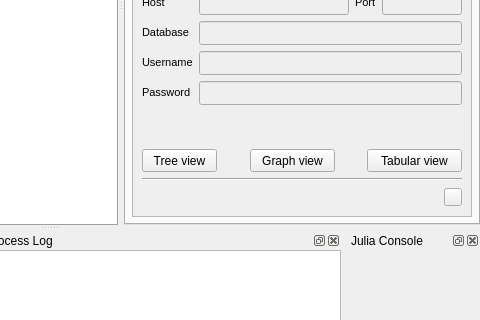
The window that spinetoolbox/ui/mainwindow.ui (spine-tools/Spine-Toolbox) describes before a commit, drawn with Qt 5; both pictures show x 382 to 862 and y 244 to 564 of the 862 by 708 pixel window.
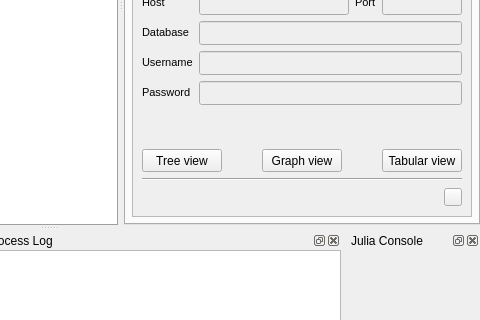
The same window after the commit. The open tabs and pages were chosen to show the change. Icons and pictures are not drawn. Custom widgets are drawn as their Qt base class.

Commit message: Issue #232, use Pekka's suggestion of letting Qt determine button size (it works on GNOME)

The edit to the form file:
```diff
--- a/spinetoolbox/ui/mainwindow.ui
+++ b/spinetoolbox/ui/mainwindow.ui
@@ -1024,7 +1024,7 @@
                <item>
                 <widget class="QPushButton" name="pushButton_ds_tree_view">
                  <property name="sizePolicy">
-                  <sizepolicy hsizetype="Fixed" vsizetype="Fixed">
+                  <sizepolicy hsizetype="MinimumExpanding" vsizetype="Fixed">
                    <horstretch>0</horstretch>
                    <verstretch>0</verstretch>
                   </sizepolicy>
@@ -1037,7 +1037,7 @@
                  </property>
                  <property name="maximumSize">
                   <size>
-                   <width>75</width>
+                   <width>16777215</width>
                    <height>23</height>
                   </size>
                  </property>
@@ -1065,20 +1065,20 @@
                <item>
                 <widget class="QPushButton" name="pushButton_ds_graph_view">
                  <property name="sizePolicy">
-                  <sizepolicy hsizetype="Fixed" vsizetype="Fixed">
+                  <sizepolicy hsizetype="MinimumExpanding" vsizetype="Fixed">
                    <horstretch>0</horstretch>
                    <verstretch>0</verstretch>
                   </sizepolicy>
                  </property>
                  <property name="minimumSize">
                   <size>
-                   <width>85</width>
+                   <width>75</width>
                    <height>23</height>
                   </size>
                  </property>
                  <property name="maximumSize">
                   <size>
-                   <width>75</width>
+                   <width>16777215</width>
                    <height>23</height>
                   </size>
                  </property>
@@ -1106,20 +1106,20 @@
                <item>
                 <widget class="QPushButton" name="pushButton_ds_tabular_view">
                  <property name="sizePolicy">
-                  <sizepolicy hsizetype="Fixed" vsizetype="Fixed">
+                  <sizepolicy hsizetype="MinimumExpanding" vsizetype="Fixed">
                    <horstretch>0</horstretch>
                    <verstretch>0</verstretch>
                   </sizepolicy>
                  </property>
                  <property name="minimumSize">
                   <size>
-                   <width>95</width>
+                   <width>75</width>
                    <height>23</height>
                   </size>
                  </property>
                  <property name="maximumSize">
                   <size>
-                   <width>75</width>
+                   <width>16777215</width>
                    <height>23</height>
                   </size>
                  </property>
```
Left out of the diff: 12 changed lines with no effect on the pictures. The commit also changes 1 other file.
